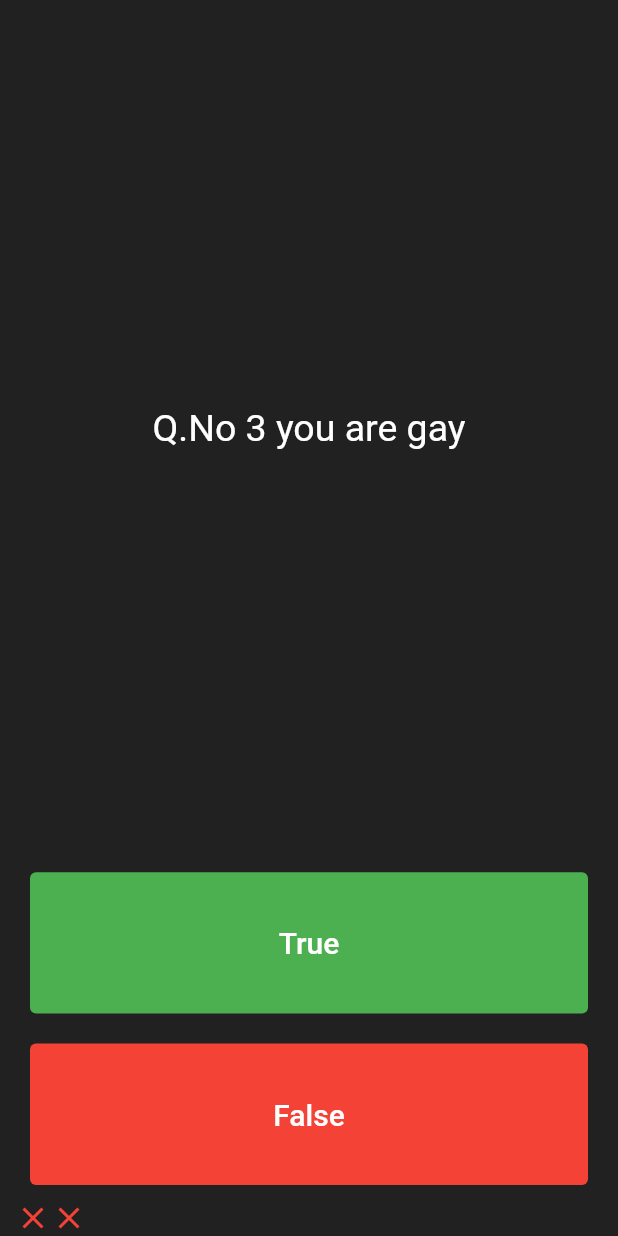
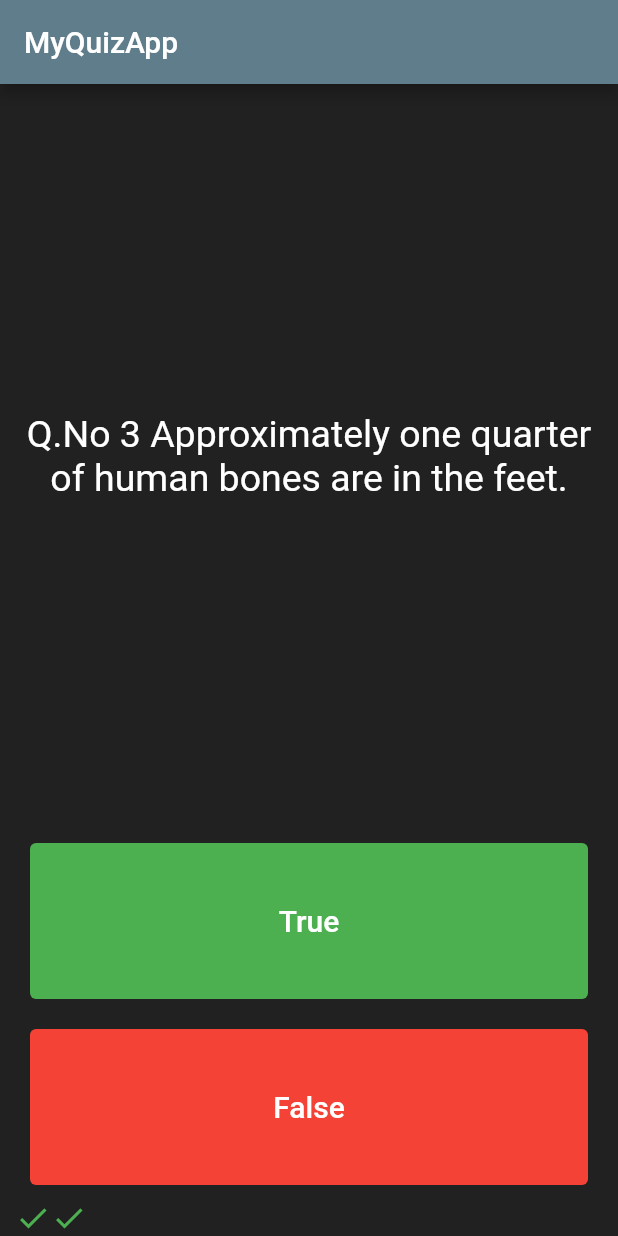
Before and after one commit to muskan2911/Quiz-App, a Flutter app: the screen it shows after launch, after a tap on "True", after a tap on "False", on a phone screen of 412 x 824 dp. Run offline on Flutter 3.47's test engine with Material 2 defaults, Android fonts, the phone set to English and light mode, and no system bars.

Commit message:
created quizbrain class

```diff
--- a/quizzler_app/lib/main.dart
+++ b/quizzler_app/lib/main.dart
@@ -1,5 +1,7 @@
 import 'package:flutter/material.dart';
+import 'package:quizzler_app/quizbrain.dart';
 
+QuizBrain quizBrain =QuizBrain();
 void main() => runApp(const Quizzler());
 
 class Quizzler extends StatelessWidget {
@@ -8,7 +10,18 @@ class Quizzler extends StatelessWidget {
   @override
   Widget build(BuildContext context) {
     return MaterialApp(
+      debugShowCheckedModeBanner: false,
       home: Scaffold(
+        appBar: AppBar(
+          title: const Text(
+                'MyQuizApp',
+                style: TextStyle(
+                  color: Colors .white,
+                  fontSize: 20.0,
+                ),
+                ),
+            backgroundColor: Colors.blueGrey,
+        ),
         backgroundColor: Colors.grey.shade900,
         body: const SafeArea(
           child: Padding(
@@ -31,23 +44,6 @@ class QuizPage extends StatefulWidget {
 class _QuizPageState extends State<QuizPage> {
 
   int i = 1;
-
-  List<String> question = [
-    'Chennai got good food',
-    'Bahut garmi hai sala',
-    'you are gay',
-    'We will get placed',
-    'Srm chutiya hai'
-  ];
-
-  List<bool> answer = [
-    false,
-    true,
-    true,
-    false,
-    true,
-  ];
-
   List<bool> myanswer = [];
   List<Icon> scoreKeeper = [];
 
@@ -57,12 +53,12 @@ class _QuizPageState extends State<QuizPage> {
       crossAxisAlignment: CrossAxisAlignment.stretch,
       children: <Widget>[
         Expanded(
-          flex: 5,
+          flex: 4,
           child: Center(
             child: Text(
-              "Q.No $i " + question[i-1],
+              "Q.No $i " + quizBrain.questionlist[i - 1].questionText,
               textAlign: TextAlign.center,
-              style: TextStyle(
+              style: const TextStyle(
                 fontSize: 25.0,
                 color: Colors.white,
               ),
@@ -84,7 +80,7 @@ class _QuizPageState extends State<QuizPage> {
               onPressed: () {
                 setState(() {
                   myanswer.add(true);
-                  if (myanswer[i-1] == answer[i-1]) {
+                  if (quizBrain.questionlist[i - 1].questionAnswer == myanswer[i - 1]) {
                     scoreKeeper.add(const Icon(
                       Icons.check,
                       color: Colors.green,
@@ -116,7 +112,7 @@ class _QuizPageState extends State<QuizPage> {
               onPressed: () {
                 setState(() {
                   myanswer.add(false);
-                  if (answer[i-1] == myanswer[i-1]) {
+                  if (quizBrain.questionlist[i - 1].questionAnswer == myanswer[i - 1]) {
                     scoreKeeper.add(const Icon(
                       Icons.check,
                       color: Colors.green,
--- /dev/null
+++ b/quizzler_app/lib/question.dart
@@ -0,0 +1,9 @@
+class Question {
+  String questionText = "";
+  bool questionAnswer = true;
+
+  Question(String q, bool a) {
+    questionText = q;
+    questionAnswer = a;
+  }
+}
--- /dev/null
+++ b/quizzler_app/lib/quizbrain.dart
@@ -0,0 +1,21 @@
+import 'package:quizzler_app/question.dart';
+
+class QuizBrain {
+
+List<Question> questionlist = [
+    Question('Some cats are actually allergic to humans', true),
+    Question('You can lead a cow down stairs but not up stairs.', false),
+    Question('Approximately one quarter of human bones are in the feet.', true),
+    Question('A slug\'s blood is green.', true),
+    Question('Buzz Aldrin\'s mother\'s maiden name was \"Moon\".', true),
+    Question('It is illegal to pee in the Ocean in Portugal.', true),
+    Question('No piece of square dry paper can be folded in half more than 7 times.',false),
+    Question('In London, UK, if you happen to die in the House of Parliament, you are technically entitled to a state funeral, because the building is considered too sacred a place.',true),
+    Question('The loudest sound produced by any animal is 188 decibels. That animal is the African Elephant.',false),
+    Question('The total surface area of two human lungs is approximately 70 square metres.',true),
+    Question('Google was originally called \"Backrub\".', true),
+    Question('Chocolate affects a dog\'s heart and nervous system; a few ounces are enough to kill a small dog.',true),
+    Question('In West Virginia, USA, if you accidentally hit an animal with your car, you are free to take it home to eat.',true),
+
+  ];
+}
```
